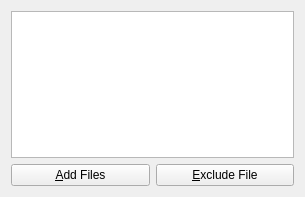
Above: desktop_client/include/desktop_client/u_interfaces/SelectFilesWidget.ui from yurychu/media_decoding before the change. Below: the same form after it.
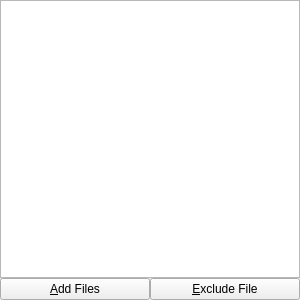
That is the form after the change.

Commit message: main window with splitters

What changed in the file:
```diff
--- a/desktop_client/include/desktop_client/u_interfaces/SelectFilesWidget.ui
+++ b/desktop_client/include/desktop_client/u_interfaces/SelectFilesWidget.ui
@@ -6,14 +6,29 @@
    <rect>
     <x>0</x>
     <y>0</y>
-    <width>305</width>
-    <height>197</height>
+    <width>300</width>
+    <height>300</height>
    </rect>
   </property>
   <property name="windowTitle">
    <string>Form</string>
   </property>
   <layout class="QVBoxLayout" name="verticalLayout">
+   <property name="spacing">
+    <number>0</number>
+   </property>
+   <property name="leftMargin">
+    <number>0</number>
+   </property>
+   <property name="topMargin">
+    <number>0</number>
+   </property>
+   <property name="rightMargin">
+    <number>0</number>
+   </property>
+   <property name="bottomMargin">
+    <number>0</number>
+   </property>
    <item>
     <layout class="QVBoxLayout" name="mainLayout">
      <item>
```
The commit also changes 4 other files.
